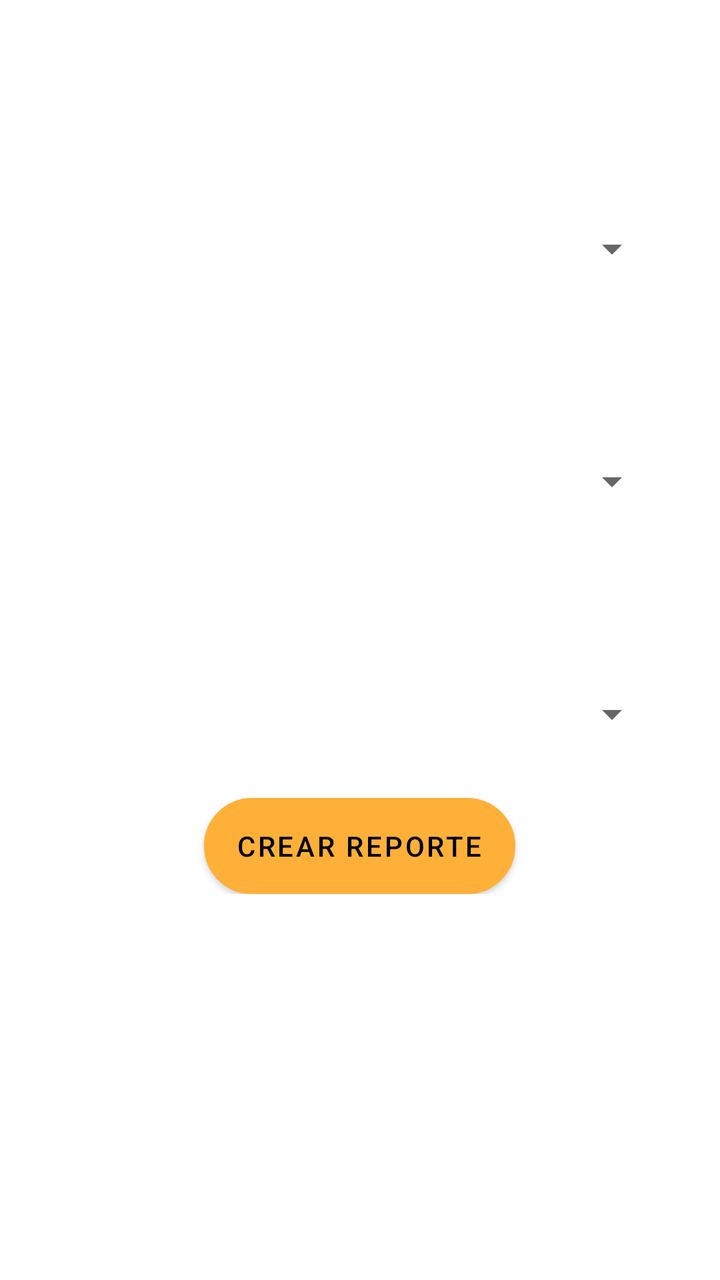
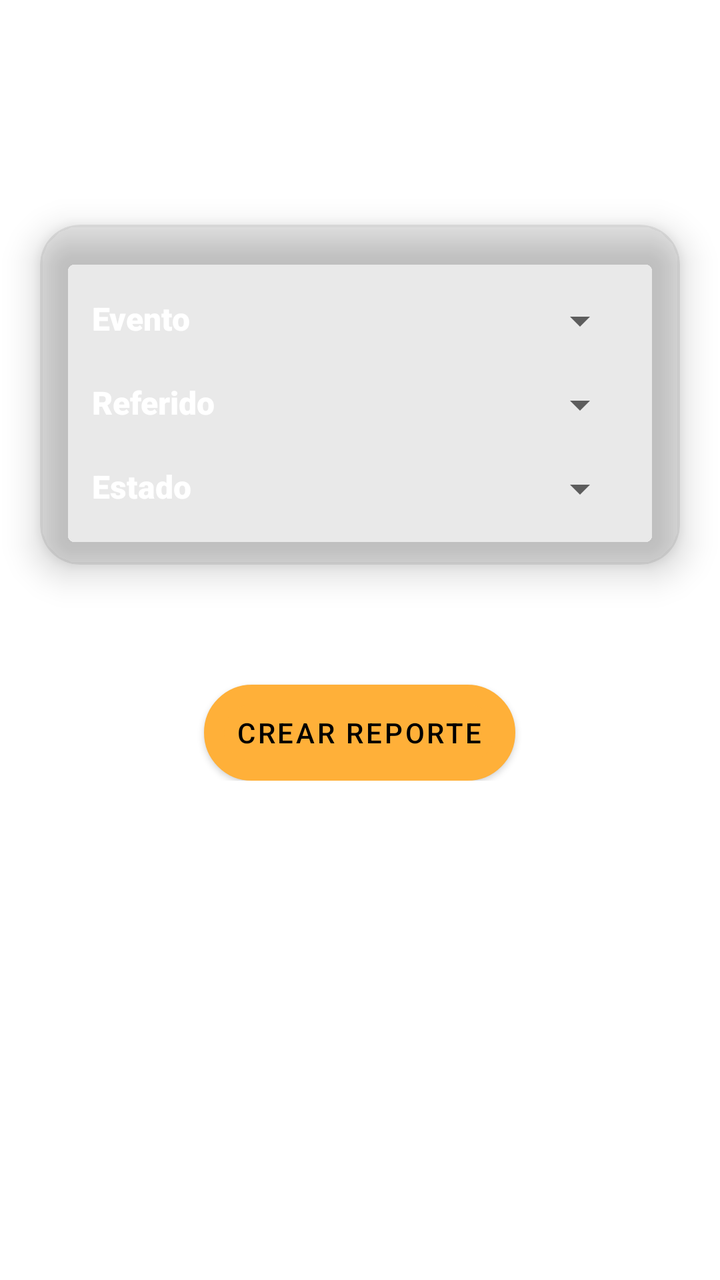

Before-and-after screenshots of an Android layout around one commit, followed by the original layout XML and the change that was made.
<!-- AndroidManifest.xml: application theme Theme.Eventos -->
<!-- res/layout/fragment_reportes.xml -->
<?xml version="1.0" encoding="utf-8"?>
<ScrollView xmlns:android="http://schemas.android.com/apk/res/android"
    xmlns:tools="http://schemas.android.com/tools"
    android:layout_width="match_parent"
    android:layout_height="match_parent"
    tools:context=".Reportes">

    <LinearLayout
        android:layout_width="match_parent"
        android:layout_height="match_parent"
        android:orientation="vertical">
    <TextView
        android:layout_marginTop="50dp"
        android:layout_width="match_parent"
        android:layout_height="wrap_content"
        android:theme="@style/texto_titulo"
        android:text="@string/Evento" />

    <Spinner
        android:id="@+id/spinner_evento"
        android:layout_margin="30dp"
        android:layout_width="match_parent"
        android:layout_height="wrap_content"
         />

    <TextView
        android:theme="@style/texto_titulo"
        android:layout_width="match_parent"
        android:layout_height="wrap_content"
        android:text="@string/Referido" />

    <Spinner
        android:id="@+id/spinner_referido"
        android:layout_margin="30dp"
        android:layout_width="match_parent"
        android:layout_height="wrap_content"
    />

    <TextView
        android:id="@+id/textView9"
        android:layout_width="match_parent"
        android:layout_height="wrap_content"
        android:theme="@style/texto_titulo"

        android:text="@string/Estado" />

        <Spinner
            android:id="@+id/spinner_estado"
            android:layout_width="match_parent"
            android:layout_height="wrap_content"
            android:layout_margin="30dp" />

    <Button
        android:id="@+id/button_crearReporte"
        android:layout_width="wrap_content"
        android:layout_height="wrap_content"
        android:layout_gravity="center"
        android:background="@drawable/boton"
        android:textColor="@color/black"
        android:theme="@style/Botones"
        android:text="@string/CrearReporte" />
    </LinearLayout>
</ScrollView>
<!-- resources referenced by this layout -->
<resources>
  <color name="black">#FF000000</color>
  <!-- drawable boton (drawable) -->
  <?xml version="1.0" encoding="utf-8"?>
  <selector xmlns:android="http://schemas.android.com/apk/res/android" >
      <item >
          <shape android:shape="rectangle"  >
              <corners android:radius="100dip" />
              <stroke android:width="10dip" android:color="@color/black" />
              <solid android:color="@color/amarillo" />
          </shape>
      </item>
  </selector>
  <string name="CrearReporte">Crear Reporte</string>
  <string name="Estado">Estado</string>
  <string name="Evento">Evento</string>
  <string name="Referido">Referido</string>
  <style name="Botones" parent="Theme.AppCompat.Light.NoActionBar">
      <item name="android:background">@drawable/boton</item>
          <item name="android:textSize">14sp</item>
          <item name="colorPrimaryVariant">@color/black</item>
          <item name="colorPrimary">@color/amarillo</item>
      </style>
  <style name="texto_titulo" parent="Theme.Eventos">
          <item name="android:textSize">24sp</item>
          <item name="android:textColor">@color/white</item>
          <item name="android:textStyle">bold</item>
          <item name="android:gravity">center</item>
          <item name="fontFamily">sans-serif-black</item>
      </style>
  <style name="Theme.Eventos" parent="Theme.MaterialComponents.DayNight.DarkActionBar">
          
          <item name="colorPrimary">@color/amarilloFondo</item>
          <item name="colorPrimaryVariant">@color/amarillo</item>
          <item name="colorOnPrimary">@color/white</item>
          
          <item name="colorSecondary">@color/teal_200</item>
          <item name="colorSecondaryVariant">@color/teal_700</item>
          <item name="colorOnSecondary">@color/black</item>
          
  
          <item name="android:statusBarColor" tools:targetApi="l">?attr/colorPrimaryVariant</item>
  
          
          
          <item name="windowActionBar">false</item>
          <item name="windowNoTitle">true</item>
      </style>
  <color name="amarillo">#FFB039</color>
  <color name="white">#FFFFFFFF</color>
  <color name="amarilloFondo">#885A28</color>
  <color name="teal_200">#DF885A28</color>
  <color name="teal_700">#DF885A28</color>
</resources>

<!-- the commit's change to res/layout/fragment_reportes.xml (unified diff, before → after) -->
@@ -3,61 +3,180 @@
     xmlns:tools="http://schemas.android.com/tools"
     android:layout_width="match_parent"
     android:layout_height="match_parent"
+    xmlns:app="http://schemas.android.com/apk/res-auto"
     tools:context=".Reportes">
 
     <LinearLayout
         android:layout_width="match_parent"
         android:layout_height="match_parent"
         android:orientation="vertical">
-    <TextView
-        android:layout_marginTop="50dp"
+
+        <TextView
+            android:layout_width="wrap_content"
+            android:layout_height="wrap_content"
+            android:layout_gravity="center"
+            android:layout_marginTop="30dp"
+            android:theme="@style/texto_titulo"
+            android:text="@string/Reportes"></TextView>
+
+    <androidx.cardview.widget.CardView
         android:layout_width="match_parent"
-        android:layout_height="wrap_content"
-        android:theme="@style/texto_titulo"
-        android:text="@string/Evento" />
+        android:layout_height="match_parent"
+        android:layout_marginLeft="20sp"
+        android:layout_marginTop="50sp"
+        android:layout_marginRight="20sp"
+        android:layout_marginBottom="10sp"
+        app:cardBackgroundColor="@color/fondo_cardView"
+        app:cardCornerRadius="20dp"
+        app:cardElevation="10sp">
 
-    <Spinner
-        android:id="@+id/spinner_evento"
-        android:layout_margin="30dp"
+    <LinearLayout
         android:layout_width="match_parent"
-        android:layout_height="wrap_content"
-         />
+        android:layout_height="match_parent"
+        android:layout_margin="22sp"
+        android:orientation="vertical">
 
-    <TextView
-        android:theme="@style/texto_titulo"
+
+    <LinearLayout
         android:layout_width="match_parent"
-        android:layout_height="wrap_content"
-        android:text="@string/Referido" />
+        android:layout_height="match_parent"
+        android:layout_weight="1"
+        android:layout_marginTop="10dp"
+        android:orientation="horizontal">
 
-    <Spinner
-        android:id="@+id/spinner_referido"
-        android:layout_margin="30dp"
-        android:layout_width="match_parent"
-        android:layout_height="wrap_content"
-    />
-
-    <TextView
-        android:id="@+id/textView9"
-        android:layout_width="match_parent"
-        android:layout_height="wrap_content"
-        android:theme="@style/texto_titulo"
-
-        android:text="@string/Estado" />
+        <TextView
+            android:id="@+id/textView6"
+            android:layout_width="match_parent"
+            android:layout_height="wrap_content"
+            android:layout_margin="4dp"
+            android:layout_weight="2"
+            android:gravity="left"
+            android:text="@string/Evento"
+            android:theme="@style/texto_sub_titulo"
+            tools:ignore="NestedWeights,TextContrastCheck" />
 
         <Spinner
-            android:id="@+id/spinner_estado"
+            android:id="@+id/spinner_evento"
             android:layout_width="match_parent"
             android:layout_height="wrap_content"
-            android:layout_margin="30dp" />
+            android:layout_margin="4dp"
+            android:layout_weight="1"
+            tools:ignore="TouchTargetSizeCheck" />
+    </LinearLayout>
 
-    <Button
-        android:id="@+id/button_crearReporte"
-        android:layout_width="wrap_content"
-        android:layout_height="wrap_content"
-        android:layout_gravity="center"
-        android:background="@drawable/boton"
-        android:textColor="@color/black"
-        android:theme="@style/Botones"
-        android:text="@string/CrearReporte" />
+        <LinearLayout
+            android:layout_width="match_parent"
+            android:layout_height="match_parent"
+            android:layout_weight="1"
+            android:layout_marginTop="10dp"
+            android:orientation="horizontal">
+
+            <TextView
+
+                android:layout_width="match_parent"
+                android:layout_height="wrap_content"
+                android:layout_margin="4dp"
+                android:layout_weight="2"
+                android:gravity="left"
+                android:text="@string/Referido"
+                android:theme="@style/texto_sub_titulo"
+                tools:ignore="NestedWeights,TextContrastCheck" />
+
+            <Spinner
+                android:id="@+id/spinner_referido"
+                android:layout_width="match_parent"
+                android:layout_height="wrap_content"
+                android:layout_margin="4dp"
+                android:layout_weight="1"
+                tools:ignore="TouchTargetSizeCheck" />
+        </LinearLayout>
+
+        <LinearLayout
+            android:layout_width="match_parent"
+            android:layout_height="match_parent"
+            android:layout_weight="1"
+            android:layout_marginTop="10dp"
+            android:orientation="horizontal">
+
+            <TextView
+
+                android:layout_width="match_parent"
+                android:layout_height="wrap_content"
+                android:layout_margin="4dp"
+                android:layout_weight="2"
+                android:gravity="left"
+                android:text="@string/Estado"
+                android:theme="@style/texto_sub_titulo"
+                tools:ignore="NestedWeights,TextContrastCheck" />
+
+            <Spinner
+                android:id="@+id/spinner_estado"
+                android:layout_width="match_parent"
+                android:layout_height="wrap_content"
+                android:layout_margin="4dp"
+                android:layout_weight="1"
+                tools:ignore="TouchTargetSizeCheck" />
+        </LinearLayout>
+
     </LinearLayout>
+
+    </androidx.cardview.widget.CardView>
+        <Button
+            android:id="@+id/button_crearReporte"
+            android:layout_width="wrap_content"
+            android:layout_height="wrap_content"
+            android:layout_gravity="center"
+            android:layout_marginTop="50dp"
+            android:background="@drawable/boton"
+            android:textColor="@color/black"
+            android:theme="@style/Botones"
+            android:text="@string/CrearReporte" />
+    </LinearLayout>
+    
+
+
+
+
+
+
+
+
+
+
+
+
+
+
+
+
+
+
+
+
+
+
+
+
+
+
+
+
+
+
+
+
+
+
+
+
+
+
+
+
+
+
+
+
+
+
 </ScrollView>
<!-- resource entries referenced after the edit -->
@@ -1,6 +1,7 @@
 <!-- resources referenced by this layout -->
 <resources>
   <color name="black">#FF000000</color>
+  <color name="fondo_cardView">#1E4A4947</color>
   <!-- drawable boton (drawable) -->
   <?xml version="1.0" encoding="utf-8"?>
   <selector xmlns:android="http://schemas.android.com/apk/res/android" >
@@ -16,11 +17,19 @@
   <string name="Estado">Estado</string>
   <string name="Evento">Evento</string>
   <string name="Referido">Referido</string>
+  <string name="Reportes">Reportes</string>
   <style name="Botones" parent="Theme.AppCompat.Light.NoActionBar">
       <item name="android:background">@drawable/boton</item>
           <item name="android:textSize">14sp</item>
           <item name="colorPrimaryVariant">@color/black</item>
           <item name="colorPrimary">@color/amarillo</item>
+      </style>
+  <style name="texto_sub_titulo" parent="Theme.Eventos">
+          <item name="android:textSize">16sp</item>
+          <item name="android:textColor">@color/white</item>
+          <item name="android:textStyle">bold</item>
+          <item name="android:layout_margin">5sp</item>
+          <item name="fontFamily">sans-serif-black</item>
       </style>
   <style name="texto_titulo" parent="Theme.Eventos">
           <item name="android:textSize">24sp</item>
